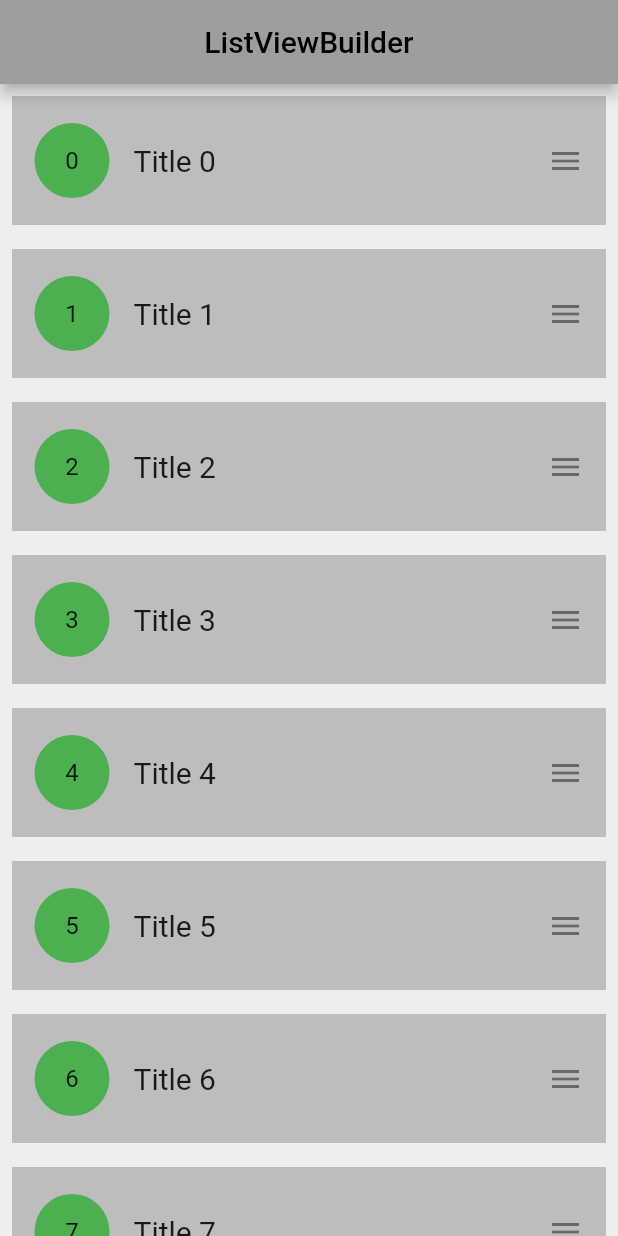
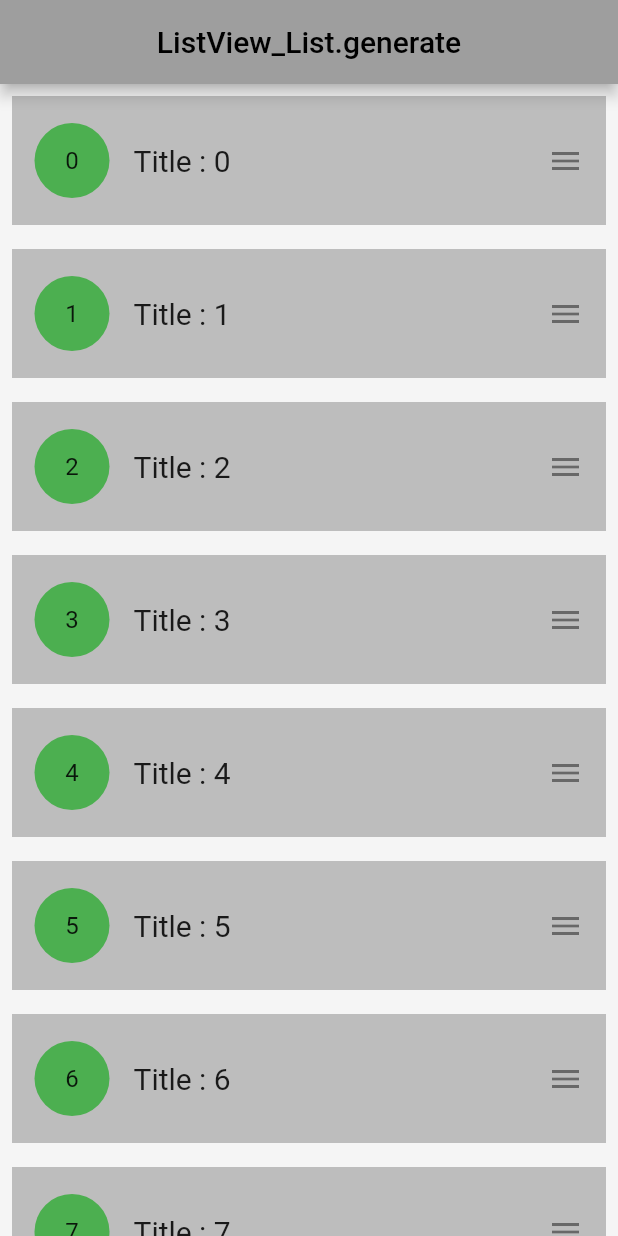
Before and after one commit to bzamanbd/my_flutter_study, a Flutter app: the screen it shows after launch, on a phone screen of 412 x 824 dp. Run offline on Flutter 3.47's test engine with Material 2 defaults, Android fonts, the phone set to English and light mode, and no system bars.

Commit message:
list.generate works on both statefull & stateless

```diff
--- a/lib/main.dart
+++ b/lib/main.dart
@@ -14,7 +14,7 @@ class MyApp extends StatelessWidget {
       ),
       // routes: ,
       // initialRoute: ,
-      home: const HomePage(),
+      home: HomePage(),
     );
   }
 }
--- a/lib/pages/home_page.dart
+++ b/lib/pages/home_page.dart
@@ -1,44 +1,33 @@
 import 'package:flutter/material.dart';
+import '../widgets/circle_list_tile_leading.dart';
 import '../widgets/styles.dart';
-import '../widgets/circle_list_tile_leading.dart';
-class HomePage extends StatefulWidget {
-  const HomePage({Key? key}) : super(key: key);
+class HomePage extends StatelessWidget {
+  HomePage({Key? key}) : super(key: key);
+final items = List.generate(40, (counter) => '$counter');
 
-  @override
-  _HomePageState createState() => _HomePageState();
-}
-class _HomePageState extends State<HomePage> {
-  List <int> list=[];
-  @override
-  void initState(){
-    for(int i=0; i<=30; i++){
-      list.add(i);
-    }
-    super.initState();
-  }
   @override
   Widget build(BuildContext context) {
     return Scaffold(
       appBar: AppBar(
-        title: const Text('ListViewBuilder'),
+        title: const Text('ListView_List.generate'),
         centerTitle: true,
       ),
-      backgroundColor: Colors.grey[200],
+      backgroundColor: Colors.grey[100],
       body: Center(
         child: ListView.builder(
-          itemCount: list.length,
-          itemBuilder: (BuildContext cnt, int index){
+          itemCount: items.length,
+          itemBuilder: (content, index){
             return Padding(
               padding: const EdgeInsets.all(8.0),
               child: ListTile(
                 contentPadding: const EdgeInsets.all(15.0),
-                leading: Leading(Colors.green,'${list[index]}',),
-                title:  ListTileTitle('Title ${list[index]}'),
+                leading:   Leading(Colors.green,items[index],),
+                title:   ListTileTitle('Title : ${items[index]}'),
                 trailing: const Icon(Icons.menu),
                 tileColor: Colors.grey[400],
                ),
             );
-          },
+          }
           ),
       ),
     );
```
